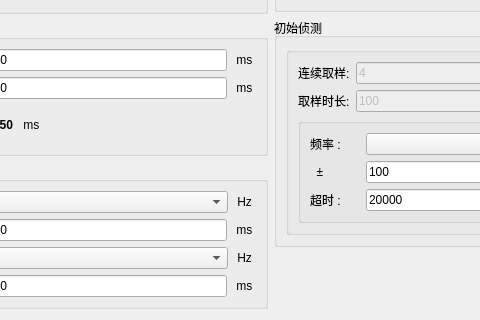
Old version of the form UI/Setup4AutoTest.ui in the repository YeeeeRQ/SpeakerTest; both pictures show x 95 to 575 and y 206 to 526 of the 731 by 526 pixel window.
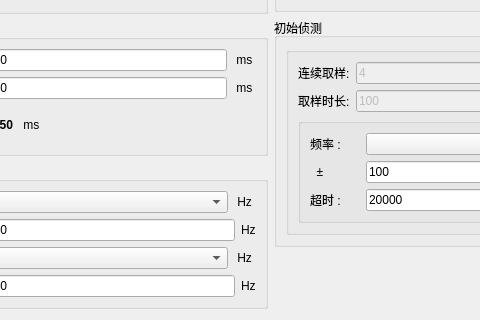
New version of the form.

Commit message: 同步音频判断的起始点

What changed in the file:
```diff
--- a/UI/Setup4AutoTest.ui
+++ b/UI/Setup4AutoTest.ui
@@ -423,7 +423,7 @@
               <item>
                <widget class="QLabel" name="label_33">
                 <property name="text">
-                 <string> ms </string>
+                 <string>Hz</string>
                 </property>
                </widget>
               </item>
@@ -491,7 +491,7 @@
               <item>
                <widget class="QLabel" name="label_37">
                 <property name="text">
-                 <string> ms </string>
+                 <string>Hz</string>
                 </property>
                </widget>
               </item>
```
The commit also changes 2 other files.
